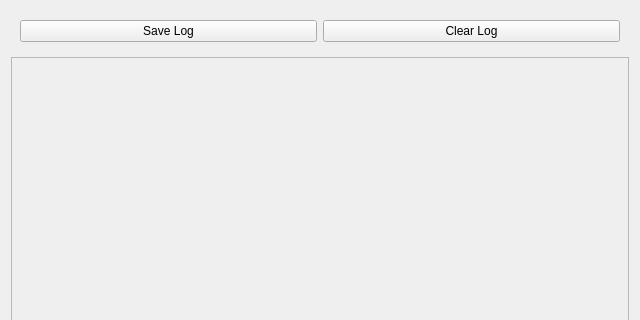
Old version of the form rena/ui/ScriptConsoleLog.ui in the repository PhysioLabXR/PhysioLabXR-Community; both pictures show x 0 to 640 and y 0 to 320 of the 640 by 480 pixel window.
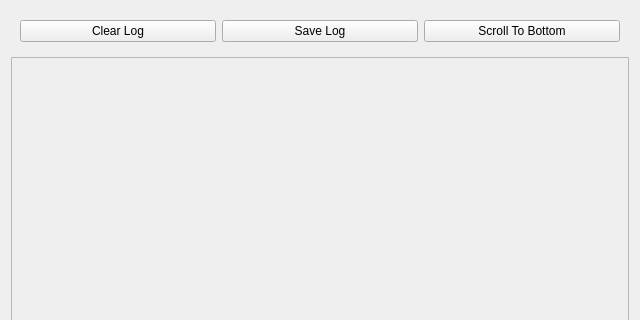
New version of the form.

Commit message: Implement autoscroll in scripting mode.

Patch:
```diff
--- a/rena/ui/ScriptConsoleLog.ui
+++ b/rena/ui/ScriptConsoleLog.ui
@@ -23,13 +23,6 @@
    <item>
     <widget class="QWidget" name="widget" native="true">
      <layout class="QHBoxLayout" name="horizontalLayout">
-      <item>
-       <widget class="QPushButton" name="SaveLogBtn">
-        <property name="text">
-         <string>Save Log</string>
-        </property>
-       </widget>
-      </item>
       <item>
        <widget class="QPushButton" name="ClearLogBtn">
         <property name="text">
@@ -37,6 +30,20 @@
         </property>
        </widget>
       </item>
+      <item>
+       <widget class="QPushButton" name="SaveLogBtn">
+        <property name="text">
+         <string>Save Log</string>
+        </property>
+       </widget>
+      </item>
+      <item>
+       <widget class="QPushButton" name="scrollToBottomBtn">
+        <property name="text">
+         <string>Scroll To Bottom</string>
+        </property>
+       </widget>
+      </item>
      </layout>
     </widget>
    </item>
```
Left out of the diff: 2 changed lines with no effect on the pictures. The commit also changes 2 other files.
